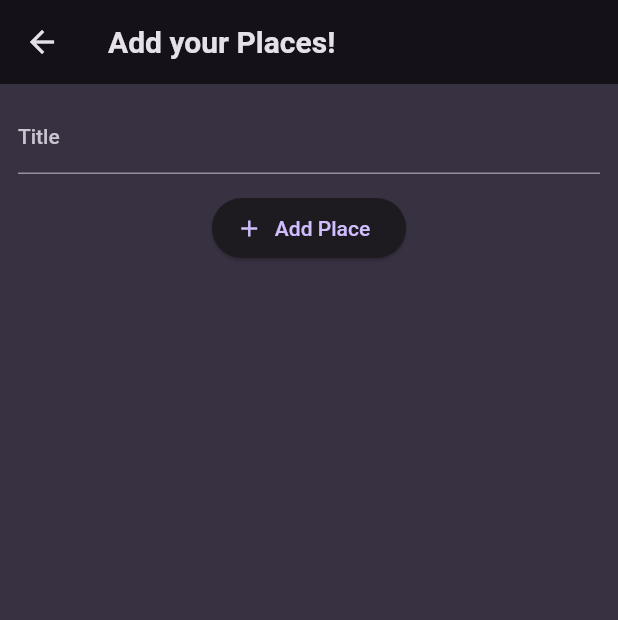
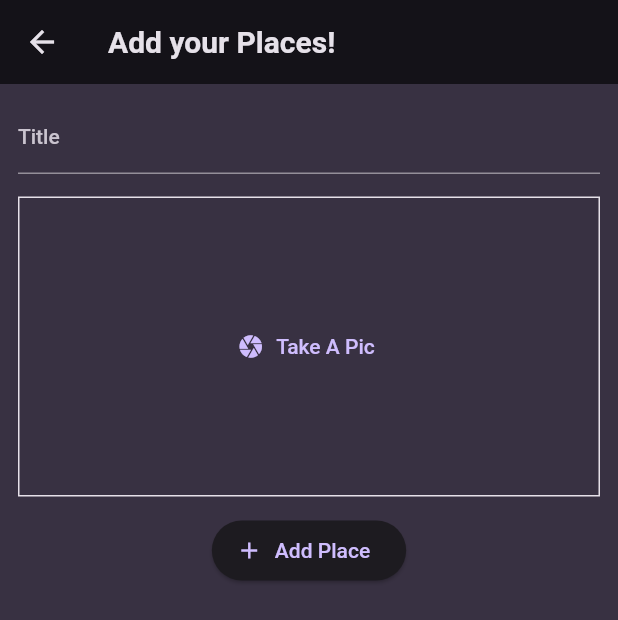
Before and after one commit to AqibKhan61/Native-Device-App, a Flutter app: the NewItems screen opened directly, on a phone screen of 412 x 824 dp. Shown: the top 620 px of the screen. Run offline on Flutter 3.47's test engine with Material 2 defaults, Android fonts, the phone set to English and light mode, and no system bars; our stand-ins replace flutter_riverpod, google_fonts, image_picker.

Commit message:
Today I learn that how to Use camera through app and implemented it in app so user can take the image by using the mobile camera

```diff
--- a/lib/Screens/add_place.dart
+++ b/lib/Screens/add_place.dart
@@ -1,4 +1,5 @@
 import 'package:flutter/material.dart';
+import 'package:newapp/widgets/input_image.dart';
 import 'package:newapp/providers/user_places.dart';
 import 'package:flutter_riverpod/flutter_riverpod.dart';
 
@@ -19,9 +20,9 @@ class _NewItemsState extends ConsumerState<NewItems> {
     super.dispose();
   }
 
-  void savePlace(){
+  void savePlace() {
     final enteredtitle = _titleController.text;
-    if(enteredtitle.isEmpty){
+    if (enteredtitle.isEmpty) {
       return;
     }
     ref.read(userPlaceProvider.notifier).addPlaces(enteredtitle);
@@ -46,6 +47,10 @@ class _NewItemsState extends ConsumerState<NewItems> {
                 ),
               ),
               const SizedBox(
+                height: 15,
+              ),
+              const InputImage(),
+              const SizedBox(
                 height: 12,
               ),
               ElevatedButton.icon(
--- /dev/null
+++ b/lib/widgets/input_image.dart
@@ -0,0 +1,62 @@
+import 'dart:io';
+import 'package:flutter/material.dart';
+import 'package:image_picker/image_picker.dart';
+
+class InputImage extends StatefulWidget {
+  const InputImage({super.key});
+  @override
+  State<InputImage> createState() {
+    return _InputImageState();
+  }
+}
+
+class _InputImageState extends State<InputImage> {
+  File? _selectedImage;
+  void _takePicture() async {
+    final imagePicker = ImagePicker();
+    final pickedImage = await imagePicker.pickImage(
+      source: ImageSource.camera,
+      maxWidth: 600,
+    );
+    if (pickedImage == null) {
+      return;
+    }
+    setState(() {
+      _selectedImage = File(pickedImage.path);
+    });
+
+  }
+
+  @override
+  Widget build(BuildContext context) {
+    Widget content = TextButton.icon(
+      onPressed: _takePicture,
+      icon: const Icon(Icons.camera),
+      label: const Text('Take A Pic'),
+    );
+
+    if (_selectedImage != null) {
+      content = GestureDetector(
+        child: Image.file(
+          _selectedImage!,
+          fit: BoxFit.cover,
+          width: double.infinity,
+          height: double.infinity,
+        ),
+        onTap: _takePicture,
+      );
+    }
+    return Container(
+      decoration: BoxDecoration(
+        border: Border.all(
+          width: 1,
+          color: Theme.of(context).colorScheme.onBackground,
+        ),
+      ),
+      height: 200,
+      width: double.infinity,
+      alignment: Alignment.center,
+      child: content,
+    );
+  }
+}
--- a/pubspec.yaml
+++ b/pubspec.yaml
@@ -38,6 +38,7 @@ dependencies:
   google_fonts: ^5.1.0
   uuid: ^3.0.7
   flutter_riverpod: ^2.3.7
+  image_picker: ^1.0.2
 
 dev_dependencies:
   flutter_test:
```
Also changed, not shown: pubspec.lock, 5 other files.
